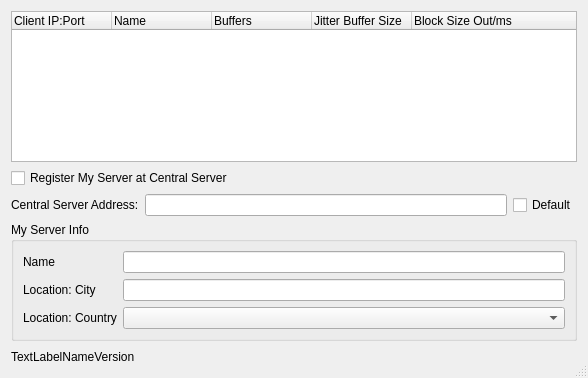
This is src/llconserverdlgbase.ui in jamulussoftware/jamulus as Qt 5 draws it before an edit. The edited form follows.
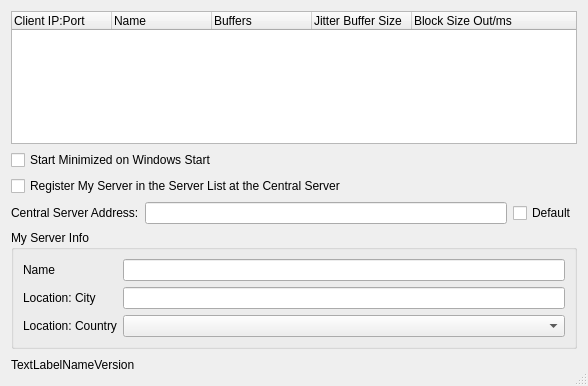
This is the edited form. Icons and pictures are not drawn.

Commit message: support for auto start minimized on Windows (not yet finished)

Patch:
```diff
--- a/src/llconserverdlgbase.ui
+++ b/src/llconserverdlgbase.ui
@@ -6,7 +6,7 @@
     <x>0</x>
     <y>0</y>
     <width>588</width>
-    <height>378</height>
+    <height>386</height>
    </rect>
   </property>
   <property name="windowTitle" >
@@ -51,10 +51,17 @@
      </column>
     </widget>
    </item>
+   <item>
+    <widget class="QCheckBox" name="cbStartOnOSStart" >
+     <property name="text" >
+      <string>Start Minimized on Windows Start</string>
+     </property>
+    </widget>
+   </item>
    <item>
     <widget class="QCheckBox" name="cbRegisterServer" >
      <property name="text" >
-      <string>Register My Server at Central Server</string>
+      <string>Register My Server in the Server List at the Central Server</string>
      </property>
     </widget>
    </item>
```
The commit also changes 7 other files.
